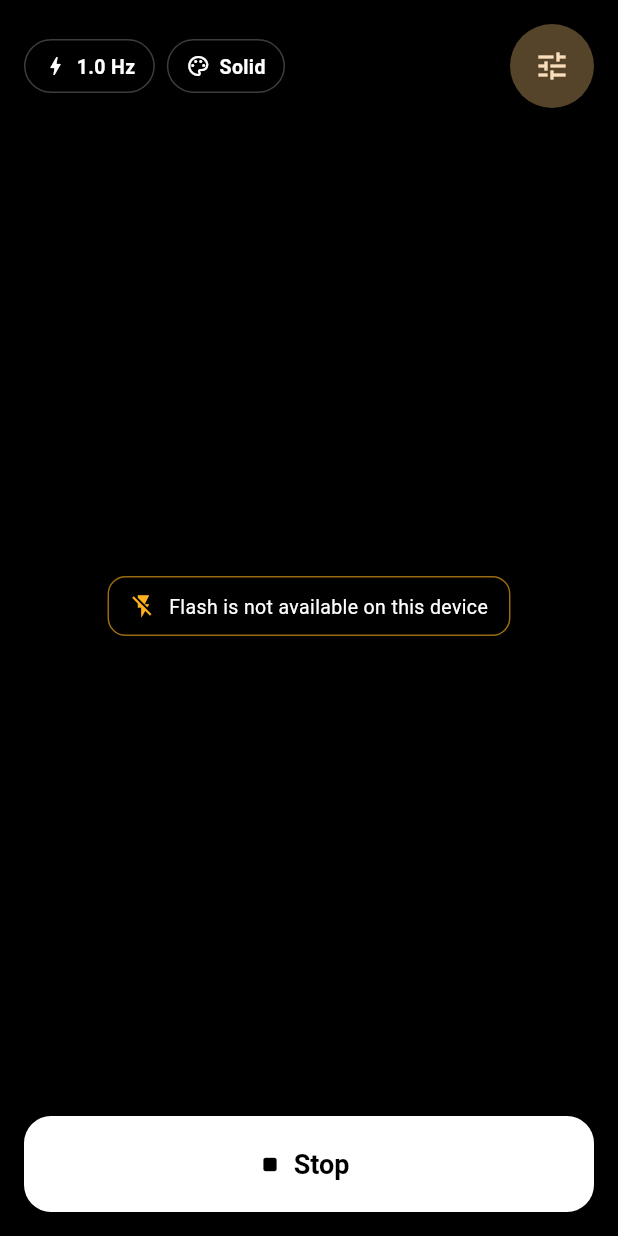
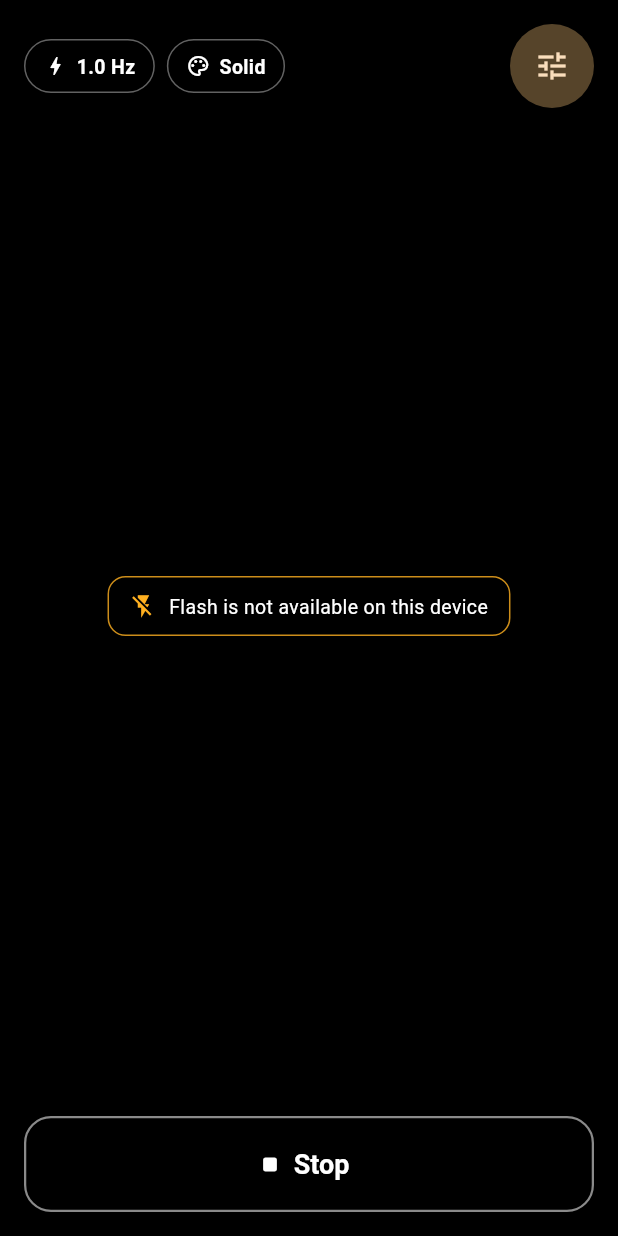
Before and after one commit to xilon82/lightbeacon, a Flutter app: the screen it shows after launch, after a tap on "I understand", after a tap on "Steady torch", on a phone screen of 412 x 824 dp. Run offline on Flutter 3.47's test engine with Material 3 defaults, Android fonts, the phone set to English and light mode, and no system bars; our stand-ins replace flutter_riverpod, shared_preferences, wakelock_plus; missing offline and left inert: screen_brightness, torch_light.

Commit message:
docs: add screenshots and fix stop button contrast
Screenshots of the home screen, control sheet and presets page, captured
on a physical device in Italian.

Also fixes a real usability bug found while capturing them: the stop
button was white on a white background, so it was nearly invisible in
SOS mode (white screen). It is now a dark pill with a light border, which
stays readable whatever color the beacon screen is showing. The HUD pills
and banners got the same treatment.

Co-authored-by: Copilot <223556219+Copilot@users.noreply.github.com>

```diff
--- a/lib/features/beacon/beacon_page.dart
+++ b/lib/features/beacon/beacon_page.dart
@@ -182,18 +182,22 @@ class _BeaconPageState extends ConsumerState<BeaconPage>
             if (session.error != null)
               _HudBanner(icon: Icons.error_outline, text: l10n.beaconTorchError),
             const Spacer(),
+            // Dark pill with a light border: the screen behind can be any
+            // color, including pure white, so the stop button must never rely
+            // on the background for contrast.
             FilledButton.icon(
               onPressed: _stop,
               icon: const Icon(Icons.stop_rounded),
               label: Text(l10n.beaconStop),
               style: FilledButton.styleFrom(
-                backgroundColor: Colors.white,
-                foregroundColor: Colors.black,
+                backgroundColor: Colors.black.withValues(alpha: 0.72),
+                foregroundColor: Colors.white,
                 minimumSize: const Size.fromHeight(64),
                 textStyle: const TextStyle(
                   fontSize: 18,
                   fontWeight: FontWeight.w700,
                 ),
+                side: const BorderSide(color: Colors.white54, width: 1.5),
                 shape: RoundedRectangleBorder(
                   borderRadius: BorderRadius.circular(18),
                 ),
@@ -217,9 +221,9 @@ class _HudPill extends StatelessWidget {
     return Container(
       padding: const EdgeInsets.symmetric(horizontal: 12, vertical: 8),
       decoration: BoxDecoration(
-        color: Colors.black.withValues(alpha: 0.55),
+        color: Colors.black.withValues(alpha: 0.72),
         borderRadius: BorderRadius.circular(999),
-        border: Border.all(color: Colors.white24),
+        border: Border.all(color: Colors.white38),
       ),
       child: Row(
         mainAxisSize: MainAxisSize.min,
@@ -252,9 +256,9 @@ class _HudBanner extends StatelessWidget {
       margin: const EdgeInsets.only(bottom: 8),
       padding: const EdgeInsets.symmetric(horizontal: 14, vertical: 10),
       decoration: BoxDecoration(
-        color: Colors.black.withValues(alpha: 0.7),
+        color: Colors.black.withValues(alpha: 0.82),
         borderRadius: BorderRadius.circular(12),
-        border: Border.all(color: AppTheme.accent.withValues(alpha: 0.6)),
+        border: Border.all(color: AppTheme.accent.withValues(alpha: 0.8)),
       ),
       child: Row(
         mainAxisSize: MainAxisSize.min,
```
Also changed, not shown: tmp_lang.png (added), tmp_settings.png (added), 4 other files.
